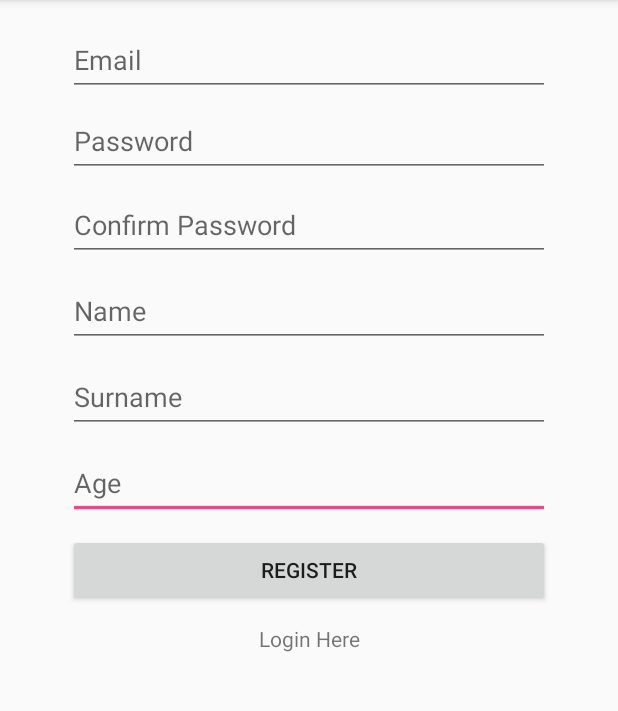
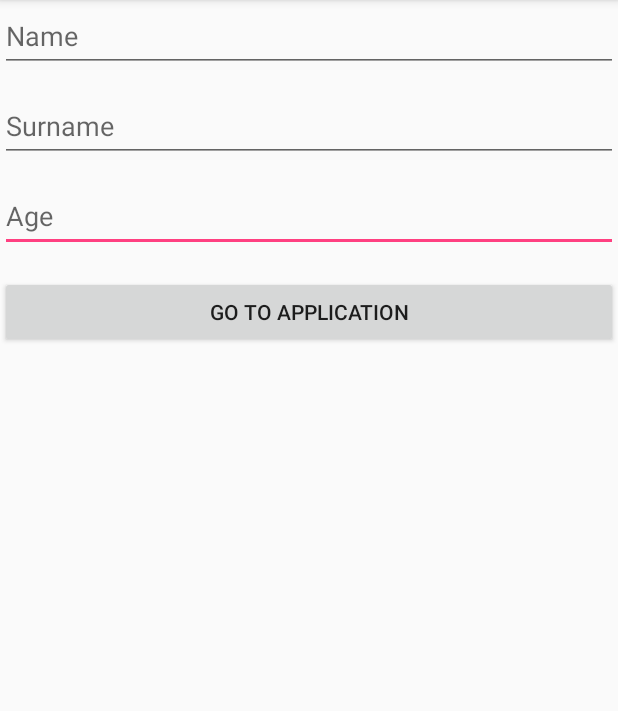
Before and after one commit to bartek94ka/WhereIsMyFriend, an Android app: the screen it shows after launch (RegisterActivity before the commit, CompleteRegisterActivity after it), after a tap on "REGISTER", on a phone screen of 412 x 824 dp, the part 84-795 px from its top. Run offline under Robolectric (Android 15) with nearby library versions, the phone set to English and light mode, and no system bars; our stand-ins replace Firebase (no records; nobody signed in at launch, a user with empty details on screens opened directly).

Commit message:
Add form to fill user data and send them to database

```diff
--- a/app/build.gradle
+++ b/app/build.gradle
@@ -20,7 +20,6 @@ android {
 }
 
 dependencies {
-    compile 'com.google.android.gms:play-services:11.0.1'
     compile fileTree(dir: 'libs', include: ['*.jar'])
     androidTestCompile('com.android.support.test.espresso:espresso-core:2.2.2', {
         exclude group: 'com.android.support', module: 'support-annotations'
@@ -29,6 +28,7 @@ dependencies {
     //crash reporting
 
 
+    compile 'com.google.android.gms:play-services:11.0.1'
     compile 'com.google.android.gms:play-services-location:11.0.1'
     compile 'com.android.support:appcompat-v7:25.3.0'
     compile 'com.android.support.constraint:constraint-layout:1.0.2'
@@ -37,8 +37,8 @@ dependencies {
     compile 'com.google.firebase:firebase-crash:11.0.1'
     compile 'com.google.firebase:firebase-auth:11.0.1'
     compile 'com.google.firebase:firebase-core:11.0.1'
+    compile 'com.firebase:geofire-android:2.1.1'
     testCompile 'junit:junit:4.12'
-    compile 'com.firebase:geofire-android:2.1.1'
 }
 
 apply plugin: 'com.google.gms.google-services'
--- /dev/null
+++ b/app/src/main/java/com/example/bartosz/whereismyfriend/CompleteRegisterActivity.java
@@ -0,0 +1,154 @@
+package com.example.bartosz.whereismyfriend;
+
+import android.app.ProgressDialog;
+import android.content.Intent;
+import android.os.Bundle;
+import android.support.annotation.NonNull;
+import android.support.v7.app.AppCompatActivity;
+import android.text.TextUtils;
+import android.util.Log;
+import android.view.View;
+import android.widget.Button;
+import android.widget.EditText;
+import android.widget.TextView;
+import android.widget.Toast;
+
+import com.example.bartosz.whereismyfriend.Models.User;
+import com.google.android.gms.tasks.OnCompleteListener;
+import com.google.android.gms.tasks.Task;
+import com.google.firebase.auth.AuthResult;
+import com.google.firebase.auth.FirebaseAuth;
+import com.google.firebase.database.DatabaseReference;
+import com.google.firebase.database.FirebaseDatabase;
+
+public class CompleteRegisterActivity extends AppCompatActivity {
+
+
+    private FirebaseDatabase _database;
+    private FirebaseAuth _firebaseAuth;
+    private DatabaseReference _databaseRef;
+    private FirebaseAuth.AuthStateListener _authStateListener;
+    private ProgressDialog _progressBar;
+
+    private EditText etName;
+    private EditText etSurname;
+    private EditText etAge;
+
+    private Button buttonRegister;
+    private TextView tvLoginLink;
+    private User user;
+
+    @Override
+    protected void onCreate(Bundle savedInstanceState) {
+        super.onCreate(savedInstanceState);
+        setContentView(R.layout.activity_complete_register);
+        _database = FirebaseDatabase.getInstance();
+        _databaseRef = _database.getReference();
+        _firebaseAuth = FirebaseAuth.getInstance();
+
+        _progressBar = new ProgressDialog(this);
+
+        etName = (EditText) findViewById(R.id.CompleteRegName);
+        etSurname = (EditText) findViewById(R.id.CompleteRegSurname);
+        etAge = (EditText) findViewById(R.id.CompleteRegAge);
+
+        buttonRegister = (Button) findViewById(R.id.CompleteRegButton);
+
+        buttonRegister.setOnClickListener(new View.OnClickListener() {
+            @Override
+            public void onClick(View v) {
+                if(RegisterUser() == true){
+                    Intent registerIntent = new Intent(CompleteRegisterActivity.this, WhereIAmActivity.class);
+//                    CompleteRegisterActivity.this.startActivity(registerIntent);
+                }
+            }
+        });
+
+        /*_authStateListener = new FirebaseAuth.AuthStateListener(){
+            @Override
+            public void onAuthStateChanged(@NonNull FirebaseAuth firebaseAuth) {
+                if(_firebaseAuth.getCurrentUser() != null){
+                    Intent registerIntent = new Intent(CompleteRegisterActivity.this, WhereIAmActivity.class);
+                    CompleteRegisterActivity.this.startActivity(registerIntent);
+                }
+            }
+        };*/
+    }
+/*
+
+    @Override
+    public void onStart(){
+        super.onStart();
+        _firebaseAuth.addAuthStateListener(_authStateListener);
+    }
+
+    @Override
+    public void onStop(){
+        super.onStop();
+        _firebaseAuth.removeAuthStateListener(_authStateListener);
+    }
+*/
+
+
+
+    private Boolean RegisterUser(){
+
+        final String name = etName.getText().toString().trim();
+        final String surname = etName.getText().toString().trim();
+        final String age = etName.getText().toString().trim();
+
+        if(TextUtils.isEmpty(name))
+        {
+            Toast.makeText(this, "Please enter name", Toast.LENGTH_SHORT).show();
+            return false;
+        }
+        if(TextUtils.isEmpty(surname))
+        {
+            Toast.makeText(this, "Please enter surname", Toast.LENGTH_SHORT).show();
+            return false;
+        }
+
+        if(TextUtils.isEmpty(age))
+        {
+            Toast.makeText(this, "Please enter age", Toast.LENGTH_SHORT).show();
+            return false;
+        }
+
+        _progressBar.setMessage("Completing registering of the User...");
+        _progressBar.show();
+
+        String userId = _firebaseAuth.getCurrentUser().getUid();
+        String email = _firebaseAuth.getCurrentUser().getEmail();
+        User newUser = CreateUserObject(email, name, surname, age);
+        try {
+            _database.getReference().child("users").child(userId).setValue(newUser)
+                    .addOnCompleteListener(this, new OnCompleteListener<Void>() {
+                        @Override
+                        public void onComplete(@NonNull Task<Void> task) {
+                            if(task.isSuccessful())
+                            {
+                                Toast.makeText(CompleteRegisterActivity.this, "Registered Successfully", Toast.LENGTH_SHORT).show();
+                            }else
+                            {
+                                Toast.makeText(CompleteRegisterActivity.this, "Could not register. Please try again", Toast.LENGTH_SHORT).show();
+                            }
+                        }
+                    });
+        }catch (Exception ex){
+            System.out.print(ex.getMessage());
+        }
+        return true;
+    }
+
+    private User CreateUserObject(String email, String name, String surname, String age)
+    {
+        User newCreatedUser = new User();
+        newCreatedUser.Range = 1000.0;
+//        newCreatedUser.Age = Integer.parseInt(age);
+        newCreatedUser.Email = email;
+        newCreatedUser.Name = name;
+        newCreatedUser.Surname = surname;
+        newCreatedUser.FullName = name + ' ' + surname;
+        return newCreatedUser;
+    }
+}
--- a/app/src/main/java/com/example/bartosz/whereismyfriend/Models/User.java
+++ b/app/src/main/java/com/example/bartosz/whereismyfriend/Models/User.java
@@ -32,6 +32,9 @@ public class User {
     public Double Range;
     public int Age;
     public Location CurrentLocation;
+    public double latitude;
+    public double longitude;
+    public String id;
     public Collection<String> FriendsId;
     public Collection<Invitation> RecivedInvitations;
     public Collection<Invitation> SendInvitations;
--- a/app/src/main/java/com/example/bartosz/whereismyfriend/RegisterActivity.java
+++ b/app/src/main/java/com/example/bartosz/whereismyfriend/RegisterActivity.java
@@ -77,24 +77,26 @@ public class RegisterActivity extends AppCompatActivity {
             @Override
             public void onClick(View v) {
                 RegisterUser();
+                Intent registerIntent = new Intent(RegisterActivity.this, CompleteRegisterActivity.class);
+                RegisterActivity.this.startActivity(registerIntent);
             }
         });
 
-        _authStateListener = new FirebaseAuth.AuthStateListener(){
+        /*_authStateListener = new FirebaseAuth.AuthStateListener(){
             @Override
             public void onAuthStateChanged(@NonNull FirebaseAuth firebaseAuth) {
                 if(_firebaseAuth.getCurrentUser() != null){
-                    String email = _firebaseAuth.getCurrentUser().getEmail();
+                    *//*String email = _firebaseAuth.getCurrentUser().getEmail();
 //                    DatabaseReference userData = _database.getReference("Users").;
                     Log.d("_authStateListener", "BeforeCreateIntent");
-                    Intent registerIntent = new Intent(RegisterActivity.this, WhereIAmActivity.class);
-                    RegisterActivity.this.startActivity(registerIntent);
+                    Intent registerIntent = new Intent(RegisterActivity.this, CompleteRegisterActivity.class);
+                    RegisterActivity.this.startActivity(registerIntent);*//*
                 }
             }
-        };
+        };*/
     }
 
-    @Override
+  /*  @Override
     public void onStart(){
         super.onStart();
         _firebaseAuth.addAuthStateListener(_authStateListener);
@@ -105,25 +107,7 @@ public class RegisterActivity extends AppCompatActivity {
         super.onStop();
         _firebaseAuth.removeAuthStateListener(_authStateListener);
     }
-
-    private User CreateUserObject(String email, String name, String surname, String age)
-    {
-        User newCreatedUser = new User();
-        newCreatedUser.Range = 1000.0;
-        newCreatedUser.Age = Integer.parseInt(age);
-        newCreatedUser.Email = email;
-        newCreatedUser.Name = name;
-        newCreatedUser.Surname = surname;
-        newCreatedUser.FullName = name + ' ' + surname;
-//        newCreatedUser.CurrentLocation
-        return newCreatedUser;
-    }
-
-    private boolean IsRegisterFormValid(String email, String password, String confirmPassword, String name, String surname, String age)
-    {
-        return false;
-    }
-
+*/
     private boolean IsUserExistsInDatabase(String email)
     {
         Object object = _databaseRef.child("Users").equalTo(email);
@@ -139,16 +123,6 @@ public class RegisterActivity extends AppCompatActivity {
 
         final String email = etEmail.getText().toString().trim();
         final String password = etPassword.getText().toString().trim();
-        String confirmpassword = etConfirmPassword.getText().toString().trim();
-        final String name = etName.getText().toString().trim();
-        final String surname = etName.getText().toString().trim();
-        final String age = etName.getText().toString().trim();
-
-        if(IsUserExistsInDatabase(email) == true)
-        {
-
-        }
-
 
         if(TextUtils.isEmpty(email))
         {
@@ -164,7 +138,6 @@ public class RegisterActivity extends AppCompatActivity {
         _progressBar.setMessage("Registering User...");
         _progressBar.show();
 
-//        user = CreateUserObject(email, name, surname, age);
 
         try {
             this._firebaseAuth.createUserWithEmailAndPassword(email, password)
--- /dev/null
+++ b/app/src/main/res/layout/activity_complete_register.xml
@@ -0,0 +1,64 @@
+<?xml version="1.0" encoding="utf-8"?>
+<android.support.constraint.ConstraintLayout xmlns:android="http://schemas.android.com/apk/res/android"
+    xmlns:app="http://schemas.android.com/apk/res-auto"
+    xmlns:tools="http://schemas.android.com/tools"
+    android:layout_width="match_parent"
+    android:layout_height="match_parent"
+    tools:context="com.example.bartosz.whereismyfriend.CompleteRegisterActivity"
+    tools:layout_editor_absoluteY="81dp"
+    tools:layout_editor_absoluteX="0dp">
+
+    <EditText
+        android:id="@+id/CompleteRegAge"
+        android:layout_width="0dp"
+        android:layout_height="48dp"
+        android:layout_marginTop="12dp"
+        android:ems="10"
+        android:hint="Age"
+        android:inputType="textPersonName"
+        app:layout_constraintHorizontal_bias="0.0"
+        app:layout_constraintLeft_toLeftOf="parent"
+        app:layout_constraintRight_toRightOf="parent"
+        app:layout_constraintTop_toBottomOf="@+id/CompleteRegSurname"
+        tools:inputType="number"
+        tools:layout_constraintTop_creator="1" />
+
+    <EditText
+        android:id="@+id/CompleteRegName"
+        android:layout_width="0dp"
+        android:layout_height="48dp"
+        android:ems="10"
+        android:hint="Name"
+        android:inputType="textPersonName"
+        app:layout_constraintRight_toRightOf="parent"
+        app:layout_constraintLeft_toLeftOf="parent"
+        tools:layout_editor_absoluteY="16dp"
+        app:layout_constraintHorizontal_bias="0.0" />
+
+    <EditText
+        android:id="@+id/CompleteRegSurname"
+        android:layout_width="0dp"
+        android:layout_height="48dp"
+        android:ems="10"
+        android:hint="Surname"
+        android:inputType="textPersonName"
+        tools:layout_constraintTop_creator="1"
+        app:layout_constraintRight_toRightOf="parent"
+        app:layout_constraintTop_toBottomOf="@+id/CompleteRegName"
+        app:layout_constraintLeft_toLeftOf="parent"
+        android:layout_marginTop="12dp"
+        app:layout_constraintHorizontal_bias="0.0" />
+
+    <Button
+        android:id="@+id/CompleteRegButton"
+        android:layout_width="0dp"
+        android:layout_height="48dp"
+        android:text="Go to application"
+        app:layout_constraintLeft_toLeftOf="parent"
+        app:layout_constraintRight_toRightOf="parent"
+        app:layout_constraintTop_toBottomOf="@+id/CompleteRegAge"
+        tools:layout_constraintTop_creator="1"
+        android:layout_marginTop="16dp"
+        app:layout_constraintHorizontal_bias="0.0" />
+
+</android.support.constraint.ConstraintLayout>
```
Also changed, not shown: app/src/main/AndroidManifest.xml (+4 -3 lines), app/src/main/java/com/example/bartosz/whereismyfriend/WhereIAmActivity.java (+56 -0 lines).
